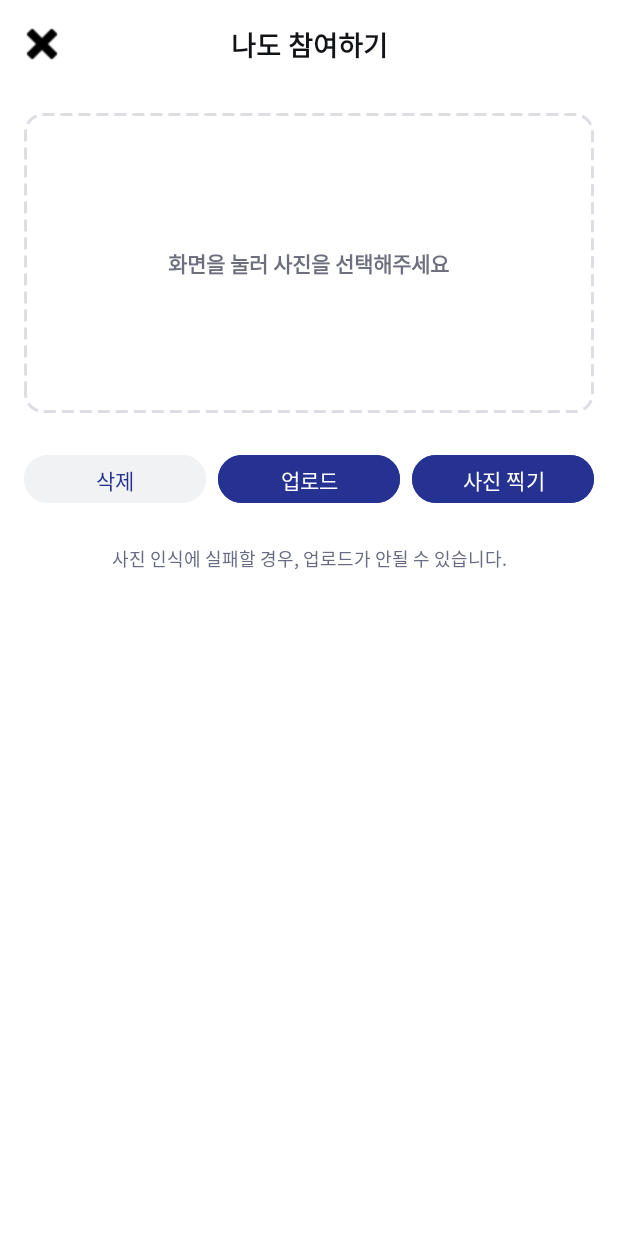
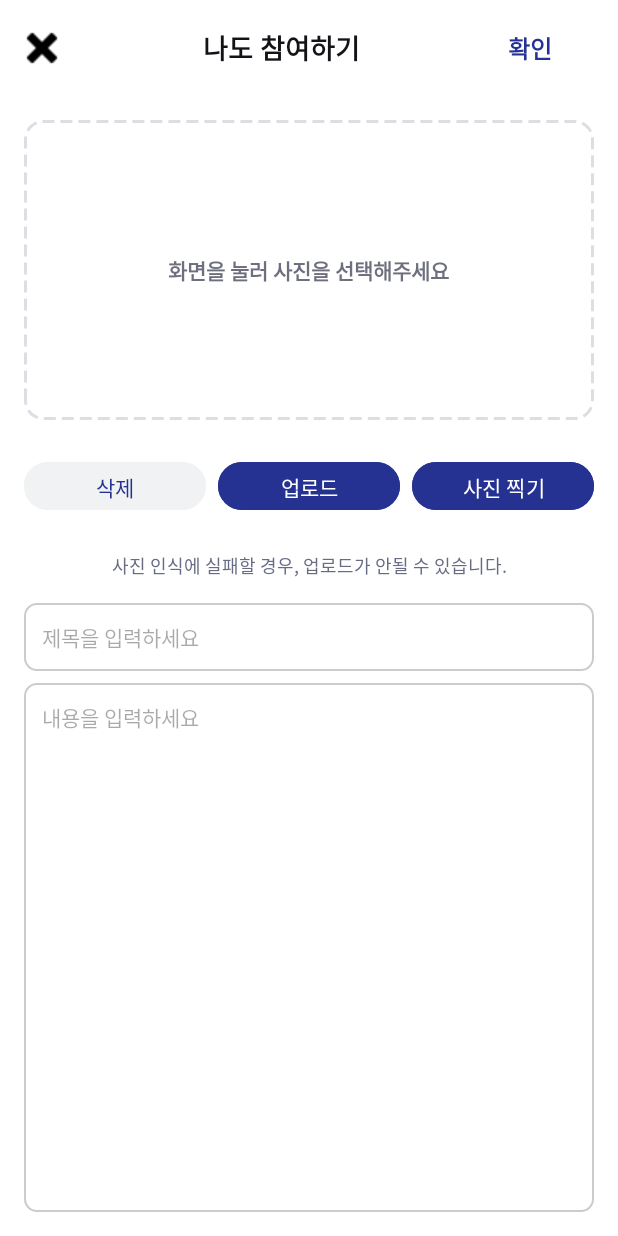
Before and after one commit to 2025-MobileProgramming-Crack/Frontend, an Android app: the ParticipateActivity screen opened directly, with no data from a screen before it, on a phone screen of 412 x 824 dp. Run offline under Robolectric (Android 15) with nearby library versions, the phone set to English and light mode, and no system bars; pictures from the network do not load.

Commit message:
마이페이지 작업중

```diff
--- a/app/build.gradle.kts
+++ b/app/build.gradle.kts
@@ -53,6 +53,8 @@ dependencies {
     implementation ("com.squareup.retrofit2:retrofit:2.9.0")
     implementation ("com.squareup.retrofit2:converter-gson:2.9.0")
     implementation ("com.squareup.retrofit2:adapter-rxjava2:2.9.0")
+    implementation ("com.squareup.okhttp3:okhttp:4.9.0")
+    implementation("com.squareup.okhttp3:logging-interceptor:4.9.0")
     kapt ("com.github.bumptech.glide:compiler:4.14.2")
 
     testImplementation("junit:junit:4.13.2")
--- a/app/src/main/java/com/tu/project/AddscheduleActivity.kt
+++ b/app/src/main/java/com/tu/project/AddscheduleActivity.kt
@@ -75,7 +75,8 @@ class AddscheduleActivity : AppCompatActivity() {
                         if (response.isSuccessful && response.body()?.success == true) {
                             Toast.makeText(
                                 this@AddscheduleActivity,
-                                if (isAdmin) "전체 사용자에게 일정이 추가되었습니다." else "일정이 추가되었습니다.",
+                                //if (isAdmin) "전체 사용자에게 일정이 추가되었습니다." else
+                                "일정이 추가되었습니다.",
                                 Toast.LENGTH_SHORT
                             ).show()
                             startActivity(Intent(this@AddscheduleActivity, CalendarActivity::class.java))
--- /dev/null
+++ b/app/src/main/res/drawable/edittext_background.xml
@@ -0,0 +1,6 @@
+<!-- res/drawable/edittext_background.xml -->
+<shape xmlns:android="http://schemas.android.com/apk/res/android" android:shape="rectangle">
+    <solid android:color="#FFFFFF" />
+    <stroke android:width="1dp" android:color="#CCCCCC" />
+    <corners android:radius="8dp" />
+</shape>
--- a/app/src/main/res/layout/activity_participate.xml
+++ b/app/src/main/res/layout/activity_participate.xml
@@ -38,6 +38,17 @@
             android:textSize="18sp"
             android:textStyle="bold" />
 
+        <TextView
+            android:id="@+id/btnConfirm"
+            android:layout_width="wrap_content"
+            android:layout_height="wrap_content"
+            android:text="확인"
+            android:textColor="#253291"
+            android:textSize="16sp"
+            android:textStyle="bold"
+            android:padding="4dp"
+            android:clickable="true"
+            android:focusable="true" />
         <View
             android:layout_width="24dp"
             android:layout_height="24dp" />
@@ -133,4 +144,37 @@
         app:layout_constraintStart_toStartOf="parent"
         app:layout_constraintEnd_toEndOf="parent" />
 
+    <!-- Title & Content Input -->
+    <EditText
+        android:id="@+id/etTitle"
+        android:layout_width="0dp"
+        android:layout_height="wrap_content"
+        android:layout_marginTop="16dp"
+        android:layout_marginHorizontal="16dp"
+        android:hint="제목을 입력하세요"
+        android:textSize="14sp"
+        android:background="@drawable/edittext_background"
+        android:padding="12dp"
+        app:layout_constraintTop_toBottomOf="@id/tvWarning"
+        app:layout_constraintStart_toStartOf="parent"
+        app:layout_constraintEnd_toEndOf="parent" />
+
+    <EditText
+        android:id="@+id/etContent"
+        android:layout_width="0dp"
+        android:layout_height="0dp"
+        android:layout_marginTop="8dp"
+        android:layout_marginBottom="16dp"
+        android:layout_marginHorizontal="16dp"
+        android:hint="내용을 입력하세요"
+        android:background="@drawable/edittext_background"
+        android:minLines="5"
+        android:gravity="top|start"
+        android:padding="12dp"
+        android:textSize="14sp"
+        app:layout_constraintTop_toBottomOf="@id/etTitle"
+        app:layout_constraintBottom_toBottomOf="parent"
+        app:layout_constraintStart_toStartOf="parent"
+        app:layout_constraintEnd_toEndOf="parent" />
+
 </androidx.constraintlayout.widget.ConstraintLayout>
```
Also changed, not shown: app/src/main/java/com/tu/project/ApiService.kt (+18 -0 lines), app/src/main/java/com/tu/project/MyPostAdapter.kt (added, +29 -0 lines), app/src/main/java/com/tu/project/MypageActivity.kt (+29 -12 lines), app/src/main/java/com/tu/project/ParticipateActivity.kt (+62 -1 lines), app/src/main/java/com/tu/project/post.kt (added, +24 -0 lines), app/src/main/res/layout/item_my_post.xml (added, +43 -0 lines).
